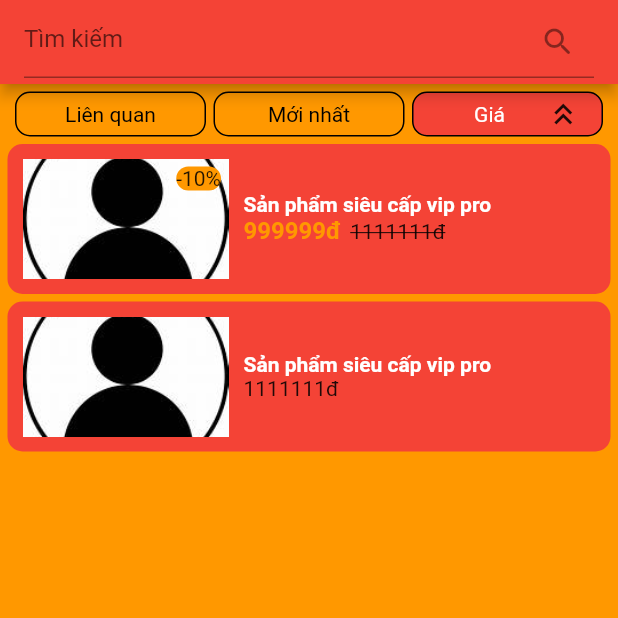
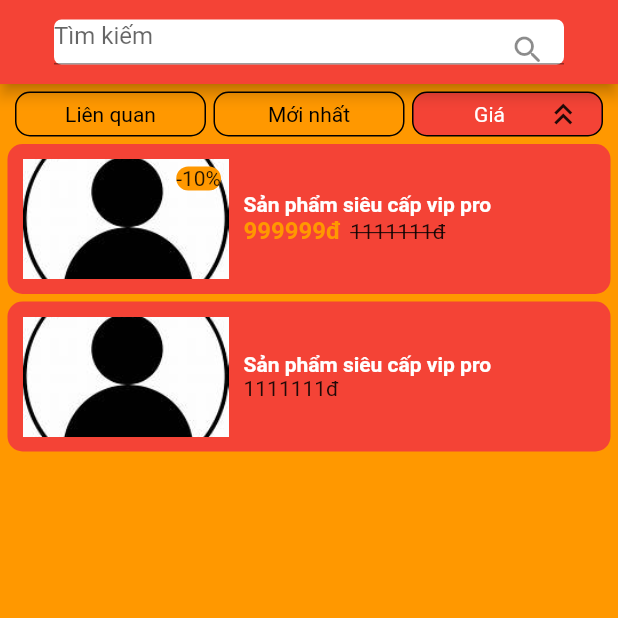
Before and after one commit to thanhhuy114/DarkShop, a Flutter app: the screen it shows after launch, after a tap on "Giá", on a phone screen of 412 x 824 dp, the top half of it. Run offline on Flutter 3.47's test engine with Material 2 defaults, Android fonts, the phone set to English and light mode, and no system bars; our stand-ins replace image_picker; accounts and stored records are empty.

Commit message:
xong giao diện tìm kiếm

```diff
--- a/lib/data/repositories/search_products_repository.dart
+++ b/lib/data/repositories/search_products_repository.dart
@@ -1,7 +1,7 @@
 import 'package:darkshop/data/models/product.dart';
 
 class SearchProductsRepository {
-  static Future<List<Product>> getListProductsByKey(String key) async {
+  Future<List<Product>> getListProductsByKey(String key) async {
     return [
       Product(
           id: 0,
@@ -28,7 +28,15 @@ class SearchProductsRepository {
     ];
   }
 
-  static Future<List<Product>> getListProductsByType(int idType) async {
+  Future<List<Product>> getListProductsByType(String type) async {
     return [];
   }
+
+  Future<List<String>> getSuggestions() async {
+    return ["Apple", "Banana", "Cherry", "Date", "Grape"];
+  }
+
+  Future<List<String>> getListProductTypes() async {
+    return ["type1", "type1"];
+  }
 }
--- a/lib/main.dart
+++ b/lib/main.dart
@@ -1,4 +1,7 @@
+import 'package:darkshop/views/account/account_screen.dart';
+import 'package:darkshop/views/search/components/search_bar.dart';
 import 'package:darkshop/views/search/search_products_screen.dart';
+import 'package:darkshop/views/users_management/users_management_screen.dart';
 import 'package:flutter/material.dart';
 
 void main() {
--- a/lib/views/search/components/list_products.dart
+++ b/lib/views/search/components/list_products.dart
@@ -3,7 +3,8 @@ import 'package:darkshop/views/search/search_products_presenter.dart';
 import 'package:flutter/material.dart';
 
 class ListProducts extends StatefulWidget {
-  const ListProducts({super.key});
+  const ListProducts({super.key, required this.presenter});
+  final SearchProductsPresenter presenter;
 
   @override
   State<ListProducts> createState() => _ListProductsState();
@@ -14,10 +15,10 @@ class _ListProductsState extends State<ListProducts> {
   Widget build(BuildContext context) {
     return Column(
       children: [
-        for (int i = 0; i < SearchProductsPresenter.products.length; i++)
+        for (int i = 0; i < widget.presenter.products.length; i++)
           Padding(
             padding: const EdgeInsets.only(top: 5),
-            child: ProductCard(product: SearchProductsPresenter.products[i]),
+            child: ProductCard(product: widget.presenter.products[i]),
           )
       ],
     );
--- a/lib/views/search/components/search_bar.dart
+++ b/lib/views/search/components/search_bar.dart
@@ -5,9 +5,8 @@ import '../../../utils/constants.dart';
 import '../search_products_presenter.dart';
 
 class SearchBar extends StatefulWidget implements PreferredSizeWidget {
-  const SearchBar({Key? key, required this.txt}) : super(key: key);
-
-  final String txt;
+  const SearchBar({Key? key, required this.presenter}) : super(key: key);
+  final SearchProductsPresenter presenter;
 
   @override
   SearchBarState createState() => SearchBarState();
@@ -17,34 +16,34 @@ class SearchBar extends StatefulWidget implements PreferredSizeWidget {
 }
 
 class SearchBarState extends State<SearchBar> {
-  late TextEditingController txtController;
-
-  @override
-  void initState() {
-    super.initState();
-    txtController = TextEditingController(text: widget.txt);
-  }
-
   @override
   Widget build(BuildContext context) {
     return AppBar(
-      title: TextField(
-        controller: txtController,
+      title: Container(
+        height: 30,
+        margin: const EdgeInsets.all(20),
+        decoration: BoxDecoration(color: Colors.white, borderRadius: BorderRadius.circular(5)),
+        child:
+            TextField(
+              controller: widget.presenter.txtSearch,
               decoration: InputDecoration(
                 hintText: Constants.search,
                 suffixIcon: IconButton(
                   onPressed: () {
-              SearchProductsPresenter.getListProductsByKey(
-                txtController.text,
-                () {
-                  setState(() {});
-                },
+                    widget.presenter.getListProductsByKey(
+                      widget.presenter.txtSearch.text
                     );
                   },
                   icon: const Icon(Icons.search_rounded),
                 ),
               ),
-        onChanged: (value) {},
+              onChanged: (value) {
+                  widget.presenter.getSuggestionsByKey();
+                },
+                onTap: widget.presenter.onClickSearchTextField,
+            ),
+
+
       ),
       centerTitle: true,
       backgroundColor: MyColors.backgroundAppBar,
--- a/lib/views/search/search_products_presenter.dart
+++ b/lib/views/search/search_products_presenter.dart
@@ -1,8 +1,11 @@
 import 'package:darkshop/data/models/product.dart';
 import 'package:darkshop/data/repositories/search_products_repository.dart';
+import 'package:flutter/material.dart';
 
 class SearchProductsPresenter {
-  static List<Product> products = [
+  SearchProductsPresenter({required this.suggestions, required this.reload}) {
+    // getSuggestions(String key)
+    products = [
       Product(
           id: 0,
           idType: 2,
@@ -26,17 +29,57 @@ class SearchProductsPresenter {
           repository: 99,
           postAt: DateTime.now())
     ];
+    reload();
+    getListProductTypes();
+  }
 
-  static getListProductsByKey(String key, Function callback) {
-    SearchProductsRepository.getListProductsByKey(key).then((value) {
+  TextEditingController txtSearch = TextEditingController();
+  bool isSearch = false;
+  List<String> suggestions;
+  List<String> suggestionsByKey = [];
+  List<String> productTypes = [];
+  List<Product> products = [];
+  int seletedIndex = 0;
+  Function reload;
+
+  static Future<List<String>> getSuggestions() async {
+    return await SearchProductsRepository().getSuggestions();
+  }
+
+  getSuggestionsByKey() {
+    if (txtSearch.text.isNotEmpty) {
+      suggestionsByKey = suggestions
+          .where((suggestion) =>
+              suggestion.toLowerCase().contains(txtSearch.text.toLowerCase()))
+          .toList();
+      reload();
+    }
+  }
+
+  onClickSearchTextField() {
+    isSearch = true;
+    reload();
+  }
+
+  getListProductsByKey(String key) {
+    SearchProductsRepository().getListProductsByKey(key).then((value) {
       products = value;
-      callback;
+      reload();
     });
   }
 
-  static getListProductsByType(int idType, Function callback) {
-    SearchProductsRepository.getListProductsByType(idType)
-        .then((value) => {products = value, callback});
+  getListProductTypes(){
+    SearchProductsRepository().getListProductTypes().then((value) {
+      productTypes = value;
+      reload();
+    });
+  }
+
+  getListProductsByType(String type) {
+    SearchProductsRepository().getListProductsByType(type).then((value) {
+      products = value;
+      reload();
+    });
   }
 
   List<Product> sortListProductsByPrice(bool isIncrease) {
--- a/lib/views/search/search_products_screen.dart
+++ b/lib/views/search/search_products_screen.dart
@@ -1,6 +1,6 @@
-import 'package:darkshop/data/models/product.dart';
 import 'package:darkshop/views/search/components/list_products.dart';
 import 'package:darkshop/views/search/components/search_bar.dart';
+import 'package:darkshop/views/search/components/search_suggestion.dart';
 import 'package:darkshop/views/search/search_products_presenter.dart';
 import 'package:flutter/material.dart';
 
@@ -15,40 +15,47 @@ class SearchProductsScreen extends StatefulWidget {
 }
 
 class _SearchProductsScreenState extends State<SearchProductsScreen> {
-  int seletedIndex = 0;
-  List<Product> products = [];
+  SearchProductsPresenter? presenter;
 
   @override
   void initState() {
     super.initState();
 
-    SearchProductsPresenter.getListProductsByKey("", () {
-      products = SearchProductsPresenter.products;
-      setState(() {});
+    SearchProductsPresenter.getSuggestions().then((value) {
+      presenter = SearchProductsPresenter(
+          suggestions: value, reload: () => setState(() {}));
     });
   }
 
   @override
   Widget build(BuildContext context) {
+    if (presenter != null) {
       return Scaffold(
-      appBar: const SearchBar(
-        txt: "",
-      ),
+        appBar: SearchBar(presenter: presenter!),
         body: Padding(
           padding: const EdgeInsets.all(5.0),
-        child: Column(children: [
+          child: ListView(children: [
+            if (!presenter!.isSearch)
               MenuSort(
-            seletedIndex: seletedIndex,
+                seletedIndex: presenter!.seletedIndex,
                 updateSeletedIndex: (newIndex) {
                   setState(() {
-                seletedIndex = newIndex;
+                    presenter!.seletedIndex = newIndex;
                   });
                 },
               ),
-          const ListProducts()
-        ]),
+            presenter!.isSearch
+                ? SearchSuggestions(
+                    presenter: presenter!,
+                  )
+                : ListProducts(
+                    presenter: presenter!,
+                  )
+          ],),
         ),
         backgroundColor: MyColors.backgroundApp,
       );
     }
+    return Container();
   }
+}
```
Also changed, not shown: lib/views/search/components/search_suggestion.dart (added, +50 -0 lines). Lines whose indentation alone changed are shown as unchanged.
